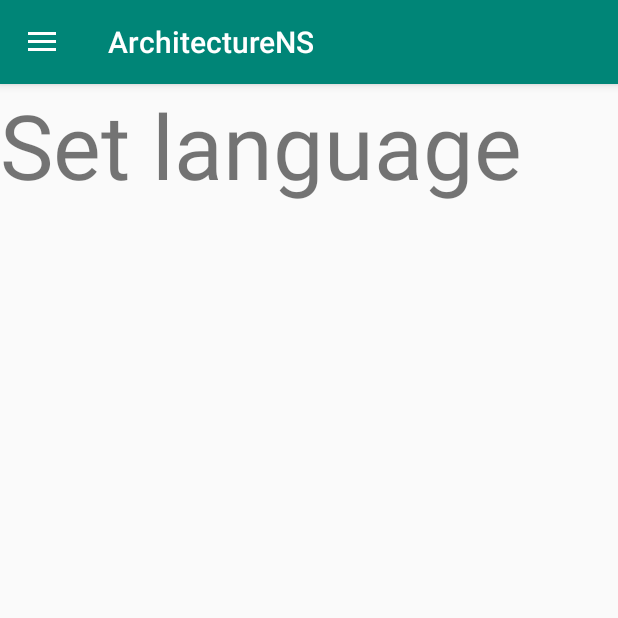
After one commit to ivanamar996/NoviSadArchitectureGuide, an Android app: the fragment Language placed in its activity, on a phone screen of 412 x 824 dp, the top half of it. The commit adds this screen. Run offline under Robolectric (Android 15) with nearby library versions, the phone set to English and light mode, and no system bars.

Commit message:
added settings options to nav drawer

```diff
--- a/ArchitectureNS/app/build.gradle
+++ b/ArchitectureNS/app/build.gradle
@@ -25,6 +25,7 @@ dependencies {
     implementation 'com.google.android.material:material:1.0.0'
     implementation 'androidx.constraintlayout:constraintlayout:1.1.3'
     implementation 'com.google.android.gms:play-services-maps:16.1.0'
+    implementation 'androidx.legacy:legacy-support-v4:1.0.0'
     testImplementation 'junit:junit:4.12'
     androidTestImplementation 'androidx.test.ext:junit:1.1.0'
     androidTestImplementation 'androidx.test.espresso:espresso-core:3.1.1'
--- /dev/null
+++ b/ArchitectureNS/app/src/main/java/com/example/architecturens/Language.java
@@ -0,0 +1,64 @@
+package com.example.architecturens;
+
+import android.os.Bundle;
+
+import androidx.fragment.app.Fragment;
+
+import android.view.LayoutInflater;
+import android.view.View;
+import android.view.ViewGroup;
+
+
+/**
+ * A simple {@link Fragment} subclass.
+ * Use the {@link Language#newInstance} factory method to
+ * create an instance of this fragment.
+ */
+public class Language extends Fragment {
+    // TODO: Rename parameter arguments, choose names that match
+    // the fragment initialization parameters, e.g. ARG_ITEM_NUMBER
+    private static final String ARG_PARAM1 = "param1";
+    private static final String ARG_PARAM2 = "param2";
+
+    // TODO: Rename and change types of parameters
+    private String mParam1;
+    private String mParam2;
+
+    public Language() {
+        // Required empty public constructor
+    }
+
+    /**
+     * Use this factory method to create a new instance of
+     * this fragment using the provided parameters.
+     *
+     * @param param1 Parameter 1.
+     * @param param2 Parameter 2.
+     * @return A new instance of fragment Language.
+     */
+    // TODO: Rename and change types and number of parameters
+    public static Language newInstance(String param1, String param2) {
+        Language fragment = new Language();
+        Bundle args = new Bundle();
+        args.putString(ARG_PARAM1, param1);
+        args.putString(ARG_PARAM2, param2);
+        fragment.setArguments(args);
+        return fragment;
+    }
+
+    @Override
+    public void onCreate(Bundle savedInstanceState) {
+        super.onCreate(savedInstanceState);
+        if (getArguments() != null) {
+            mParam1 = getArguments().getString(ARG_PARAM1);
+            mParam2 = getArguments().getString(ARG_PARAM2);
+        }
+    }
+
+    @Override
+    public View onCreateView(LayoutInflater inflater, ViewGroup container,
+                             Bundle savedInstanceState) {
+        // Inflate the layout for this fragment
+        return inflater.inflate(R.layout.fragment_language, container, false);
+    }
+}
--- a/ArchitectureNS/app/src/main/res/layout/activity_routes.xml
+++ b/ArchitectureNS/app/src/main/res/layout/activity_routes.xml
@@ -6,9 +6,16 @@
     android:layout_width="match_parent"
     android:layout_height="match_parent"
     tools:context=".MainActivity">
+    <FrameLayout
+        android:id="@+id/flayoutcontent"
+        android:layout_width="wrap_content"
+        android:layout_height="match_parent">
+    </FrameLayout>
+
 
     <com.google.android.material.navigation.NavigationView
         app:headerLayout="@layout/nav_drawer_header"
+        android:id="@+id/nav_view"
         android:layout_width="wrap_content"
         android:layout_height="match_parent"
         android:background="@color/white"
@@ -18,11 +25,15 @@
         android:layout_gravity="start">
     </com.google.android.material.navigation.NavigationView>
 
+
+    <LinearLayout
+        android:id="@+id/scrolllinear"
+        android:layout_width="match_parent"
+        android:layout_height="match_parent">
         <ScrollView
             android:id="@+id/scrollview"
             android:layout_width="match_parent"
             android:layout_height="match_parent">
-
             <LinearLayout
                 android:id="@+id/linear_layout1"
                 android:layout_width="match_parent"
@@ -70,7 +81,7 @@
             </LinearLayout>
 
         </ScrollView>
-
+    </LinearLayout>
 
 
 </androidx.drawerlayout.widget.DrawerLayout>
--- /dev/null
+++ b/ArchitectureNS/app/src/main/res/layout/fragment_language.xml
@@ -0,0 +1,15 @@
+<?xml version="1.0" encoding="utf-8"?>
+<RelativeLayout xmlns:android="http://schemas.android.com/apk/res/android"
+    xmlns:tools="http://schemas.android.com/tools"
+    android:layout_width="match_parent"
+    android:layout_height="match_parent"
+    tools:context=".Language">
+
+    <!-- TODO: Update blank fragment layout -->
+    <TextView
+        android:textSize="60sp"
+        android:layout_width="match_parent"
+        android:layout_height="match_parent"
+        android:text="@string/set_language" />
+
+</RelativeLayout>
--- a/ArchitectureNS/app/src/main/res/menu/drawemenu.xml
+++ b/ArchitectureNS/app/src/main/res/menu/drawemenu.xml
@@ -1,8 +1,7 @@
 <?xml version="1.0" encoding="utf-8"?>
 <menu xmlns:android="http://schemas.android.com/apk/res/android">
-<item android:id="@+id/set1" android:title="setting1" android:icon="@drawable/ic_set"/>
-    <item android:id="@+id/set2" android:title="setting2"/>
-    <item android:id="@+id/set3" android:title="setting3"/>
-    <item android:id="@+id/set4" android:title="setting4"/>
-    <item android:id="@+id/set5" android:title="setting5"/>
+    <item android:id="@+id/language" android:title=" Set language" android:icon="@drawable/ic_set"/>
+    <item android:id="@+id/location" android:title="Set location"/>
+    <item android:id="@+id/rate" android:title="Rate the app"/>
+    <item android:id="@+id/about" android:title="About app"/>
 </menu>
--- a/ArchitectureNS/app/src/main/res/values/strings.xml
+++ b/ArchitectureNS/app/src/main/res/values/strings.xml
@@ -3,4 +3,14 @@
     <string name="open">Open</string>
     <string name="close">Close</string>
     <string name="title_activity_maps">Map</string>
+
+    <!-- for fragments -->
+    <string name="set_language">Set language</string>
+    <string name="set_location">Set location</string>
+    <string name="rate_app">Rate app</string>
+    <string name="about_app">About app</string>
+
+
+
+
 </resources>
```
Also changed, not shown: ArchitectureNS/app/src/main/java/com/example/architecturens/AboutApp.java (added, +64 -0 lines), ArchitectureNS/app/src/main/java/com/example/architecturens/Location.java (added, +64 -0 lines), ArchitectureNS/app/src/main/java/com/example/architecturens/MainActivity.java (+60 -1 lines), ArchitectureNS/app/src/main/java/com/example/architecturens/RateApp.java (added, +64 -0 lines), ArchitectureNS/app/src/main/res/layout/fragment_about_app.xml (added, +15 -0 lines), ArchitectureNS/app/src/main/res/layout/fragment_location.xml (added, +15 -0 lines), ArchitectureNS/app/src/main/res/layout/fragment_rate_app.xml (added, +15 -0 lines). Lines whose indentation alone changed are shown as unchanged.
